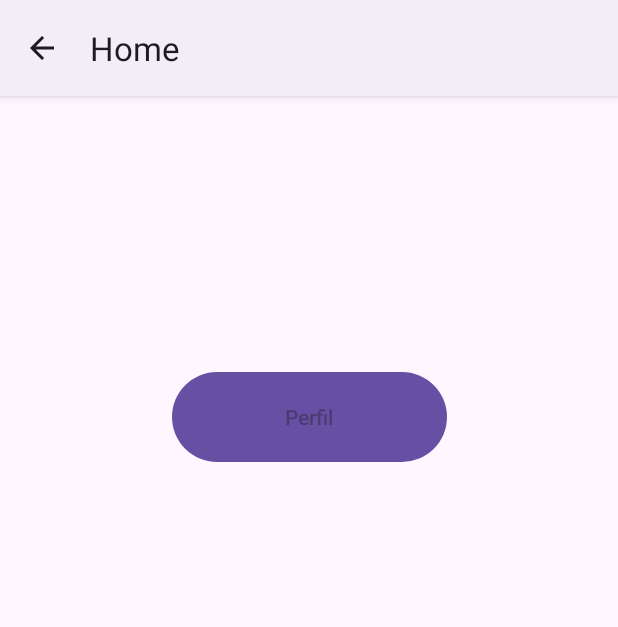
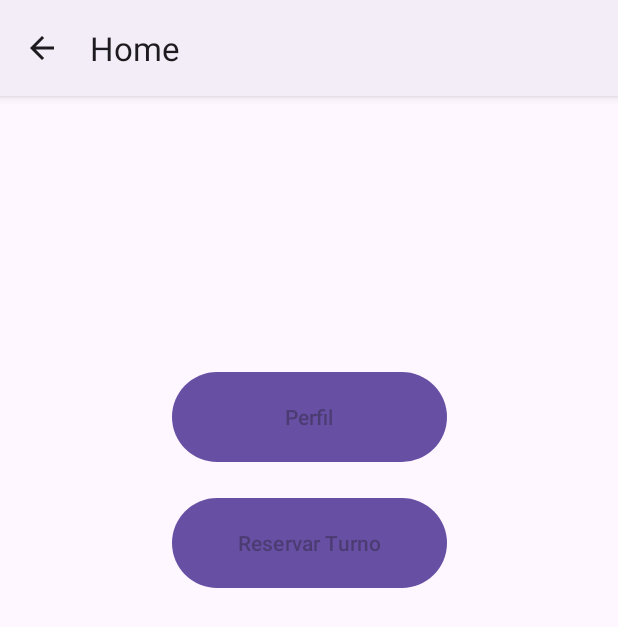
Before and after one commit to Connect-Salud-ISPC/Programador-de-Aplicaciones-Moviles-2022, an Android app: the Home screen opened directly, with no data from a screen before it, on a phone screen of 412 x 824 dp. Shown: the top 627 px of the screen. Run offline under Robolectric (Android 15) with nearby library versions, the phone set to English and light mode, and no system bars.

Commit message:
se agregan mas cambios

```diff
--- a/app/src/main/AndroidManifest.xml
+++ b/app/src/main/AndroidManifest.xml
@@ -12,6 +12,12 @@
         android:supportsRtl="true"
         android:theme="@style/Theme.ConnectSalud"
         tools:targetApi="31">
+        <activity
+            android:name=".Reserve"
+            android:exported="false" />
+        <activity
+            android:name=".activity_reserve"
+            android:exported="false" />
         <activity
             android:name=".Profile"
             android:label="Perfil"
--- a/app/src/main/java/com/example/connectsalud/Home.java
+++ b/app/src/main/java/com/example/connectsalud/Home.java
@@ -18,4 +18,9 @@ public class Home extends AppCompatActivity {
         Intent intent = new Intent(this, Profile.class);
         startActivity(intent);
     }
+
+    public void launchReserve(View view) {
+        Intent intent = new Intent(this, Reserve.class);
+        startActivity(intent);
+    }
 }
--- a/app/src/main/res/layout/activity_home.xml
+++ b/app/src/main/res/layout/activity_home.xml
@@ -17,4 +17,15 @@
         app:layout_constraintStart_toStartOf="parent"
         app:layout_constraintTop_toTopOf="parent"
         tools:text="@string/button_perfil" />
+    <Button
+        android:id="@+id/button_reserve"
+        android:layout_width="183dp"
+        android:layout_height="68dp"
+        android:layout_marginTop="16dp"
+        android:hint="@string/button_reserve"
+        android:onClick="launchReserve"
+        app:layout_constraintEnd_toEndOf="parent"
+        app:layout_constraintStart_toStartOf="parent"
+        app:layout_constraintTop_toBottomOf="@id/button_perfil"
+        tools:text="@string/button_reserve" />
 </androidx.constraintlayout.widget.ConstraintLayout>
--- a/app/src/main/res/values/strings.xml
+++ b/app/src/main/res/values/strings.xml
@@ -9,4 +9,5 @@
     <string name="button_passforgot">¿Olvidó su contraseña?</string>
     <string name="button_register">Registrarse</string>
     <string name="button_perfil">Perfil</string>
+    <string name="button_reserve">Reservar Turno</string>
 </resources>
```
